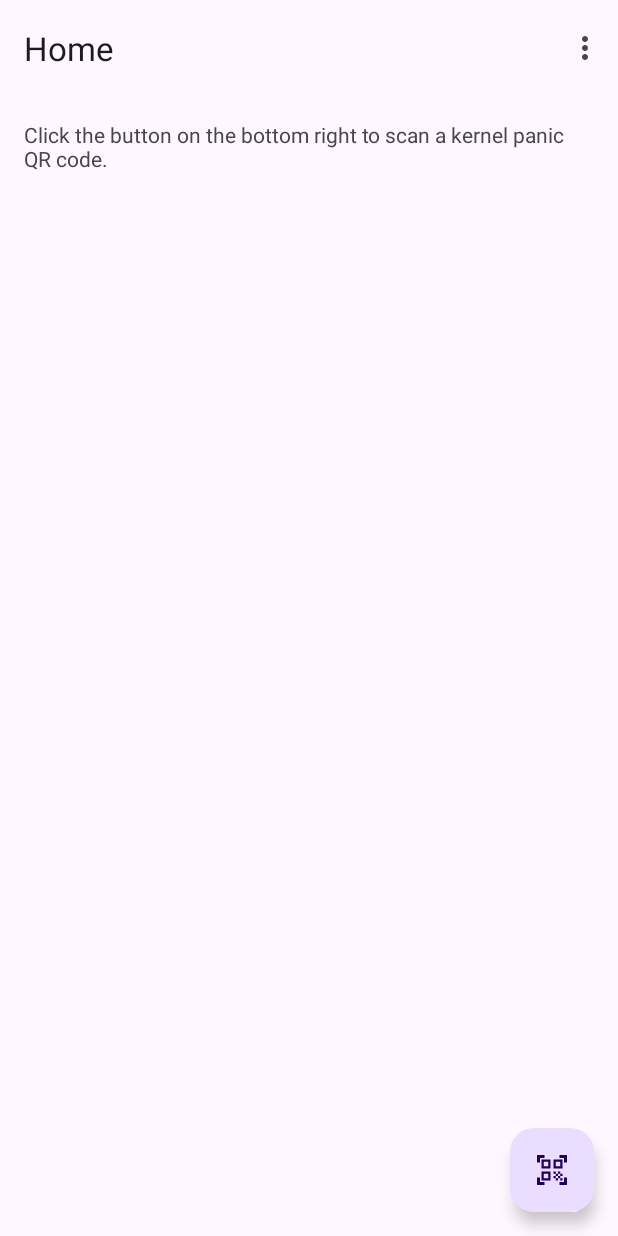
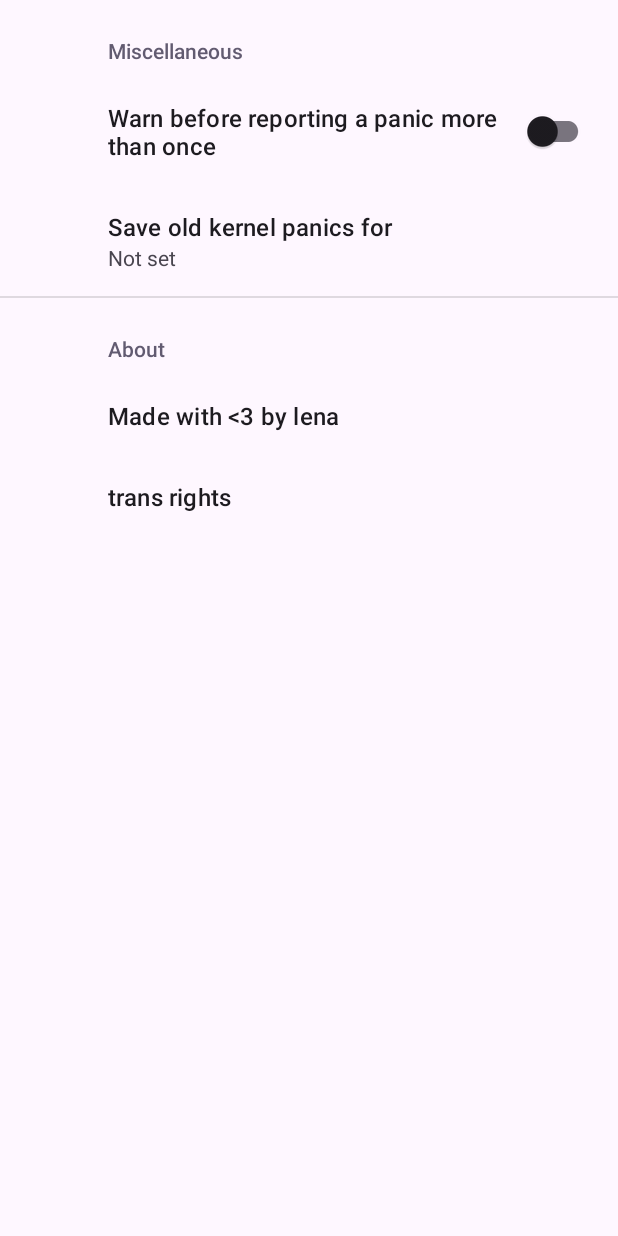
Before and after one commit to adryzz/drm_panic-viewer, an Android app: the screen it shows after launch (MainActivity before the commit, SettingsActivity after it), in the options menu, after a tap on "Settings", on a phone screen of 412 x 824 dp. Run offline under Robolectric (Android 15) with nearby library versions, the phone set to English and light mode, and no system bars; our stand-ins replace androidx.preference, navigation-ui; libraries missing offline, so code that uses them is left out: androidx.camera.camera2, androidx.camera.core, androidx.camera.lifecycle; 2 statements that could not run were skipped.

Commit message:
add settings activity

```diff
--- a/app/build.gradle.kts
+++ b/app/build.gradle.kts
@@ -46,6 +46,7 @@ dependencies {
 
     implementation(libs.core.ktx)
     implementation(libs.activity)
+    implementation(libs.androidx.preference)
     coreLibraryDesugaring(libs.desugar.jdk.libs)
     implementation(libs.appcompat)
     implementation(libs.material)
--- a/app/src/main/AndroidManifest.xml
+++ b/app/src/main/AndroidManifest.xml
@@ -2,9 +2,7 @@
 <manifest xmlns:android="http://schemas.android.com/apk/res/android"
     xmlns:tools="http://schemas.android.com/tools">
 
-    <uses-feature android:name="android.hardware.camera" />
-
-    <!-- Declare permissions -->
+    <uses-feature android:name="android.hardware.camera" /> <!-- Declare permissions -->
     <uses-permission android:name="android.permission.CAMERA" />
 
     <application
@@ -17,6 +15,10 @@
         android:supportsRtl="true"
         android:theme="@style/Theme.Drm_panicViewer"
         tools:targetApi="31">
+        <activity
+            android:name=".SettingsActivity"
+            android:exported="false"
+            android:label="@string/title_activity_settings" />
         <activity
             android:name=".CameraViewActivity"
             android:exported="false" />
--- a/app/src/main/java/gay/nihil/lena/drm_panic_viewer/MainActivity.java
+++ b/app/src/main/java/gay/nihil/lena/drm_panic_viewer/MainActivity.java
@@ -113,6 +113,8 @@ public class MainActivity extends AppCompatActivity {
 
         //noinspection SimplifiableIfStatement
         if (id == R.id.action_settings) {
+            Intent intent = new Intent(getBaseContext(), SettingsActivity.class);
+            startActivity(intent);
             return true;
         }
 
--- /dev/null
+++ b/app/src/main/java/gay/nihil/lena/drm_panic_viewer/SettingsActivity.java
@@ -0,0 +1,33 @@
+package gay.nihil.lena.drm_panic_viewer;
+
+import android.os.Bundle;
+
+import androidx.appcompat.app.ActionBar;
+import androidx.appcompat.app.AppCompatActivity;
+import androidx.preference.PreferenceFragmentCompat;
+
+public class SettingsActivity extends AppCompatActivity {
+
+    @Override
+    protected void onCreate(Bundle savedInstanceState) {
+        super.onCreate(savedInstanceState);
+        setContentView(R.layout.settings_activity);
+        if (savedInstanceState == null) {
+            getSupportFragmentManager()
+                    .beginTransaction()
+                    .replace(R.id.settings, new SettingsFragment())
+                    .commit();
+        }
+        ActionBar actionBar = getSupportActionBar();
+        if (actionBar != null) {
+            actionBar.setDisplayHomeAsUpEnabled(true);
+        }
+    }
+
+    public static class SettingsFragment extends PreferenceFragmentCompat {
+        @Override
+        public void onCreatePreferences(Bundle savedInstanceState, String rootKey) {
+            setPreferencesFromResource(R.xml.root_preferences, rootKey);
+        }
+    }
+}
--- /dev/null
+++ b/app/src/main/res/layout/settings_activity.xml
@@ -0,0 +1,9 @@
+<LinearLayout xmlns:android="http://schemas.android.com/apk/res/android"
+    android:layout_width="match_parent"
+    android:layout_height="match_parent">
+
+    <FrameLayout
+        android:id="@+id/settings"
+        android:layout_width="match_parent"
+        android:layout_height="match_parent" />
+</LinearLayout>
--- /dev/null
+++ b/app/src/main/res/values/arrays.xml
@@ -0,0 +1,10 @@
+<resources>
+    <string-array name="save_old_panics">
+        <item>Don\'t save</item>
+        <item>1 day</item>
+        <item>1 week</item>
+        <item>2 weeks</item>
+        <item>1 month</item>
+        <item>Forever</item>
+    </string-array>
+</resources>
--- a/app/src/main/res/values/strings.xml
+++ b/app/src/main/res/values/strings.xml
@@ -15,4 +15,17 @@
         Click the button on the bottom right to scan a kernel panic QR code.\n\nHere there should probably be a log of old panics in a recyclerview.
     </string>
     <string name="placeholder_crash_dump" translatable="false">dummy text</string>
+    <string name="title_activity_settings">SettingsActivity</string>
+
+    <!-- Preference Titles -->
+    <string name="miscellaneous_header">Miscellaneous</string>
+    <string name="about_header">About</string>
+
+    <!-- Messages Preferences -->
+    <string name="double_report">Warn before reporting a panic more than once</string>
+    <string name="save_panics">Save old kernel panics for</string>
+
+    <!-- About Preferences -->
+    <string name="trans_rights">trans rights</string>
+    <string name="about_comment">Made with &lt;3 by lena</string>
 </resources>
--- /dev/null
+++ b/app/src/main/res/xml/root_preferences.xml
@@ -0,0 +1,32 @@
+<PreferenceScreen xmlns:app="http://schemas.android.com/apk/res-auto">
+
+    <PreferenceCategory app:title="@string/miscellaneous_header">
+
+        <SwitchPreferenceCompat
+            app:key="double_report"
+            app:title="@string/double_report"
+            app:useSimpleSummaryProvider="true" />
+
+        <ListPreference
+            app:defaultValue="reply"
+            app:entries="@array/save_old_panics"
+            app:entryValues="@array/save_old_panics"
+            app:key="reply"
+            app:title="@string/save_panics"
+            app:useSimpleSummaryProvider="true" />
+
+    </PreferenceCategory>
+
+    <PreferenceCategory app:title="@string/about_header">
+
+        <Preference
+            app:key="about"
+            app:title="@string/about_comment" />
+
+        <Preference
+            app:key="attachment"
+            app:title="@string/trans_rights" />
+
+    </PreferenceCategory>
+
+</PreferenceScreen>
--- a/gradle/libs.versions.toml
+++ b/gradle/libs.versions.toml
@@ -16,6 +16,7 @@ navigationUi = "2.6.0"
 kotlin = "2.1.20"
 coreKtx = "1.15.0"
 activity = "1.8.0"
+preference = "1.2.0"
 
 [libraries]
 compose-graphics =  { module = "androidx.compose.ui:ui-graphics", version.ref = "uiGraphics" }
@@ -36,6 +37,7 @@ navigation-fragment = { group = "androidx.navigation", name = "navigation-fragme
 navigation-ui = { group = "androidx.navigation", name = "navigation-ui", version.ref = "navigationUi" }
 core-ktx = { group = "androidx.core", name = "core-ktx", version.ref = "coreKtx" }
 activity = { group = "androidx.activity", name = "activity", version.ref = "activity" }
+androidx-preference = { group = "androidx.preference", name = "preference", version.ref = "preference" }
 
 [plugins]
 android-application = { id = "com.android.application", version.ref = "agp" }
```
